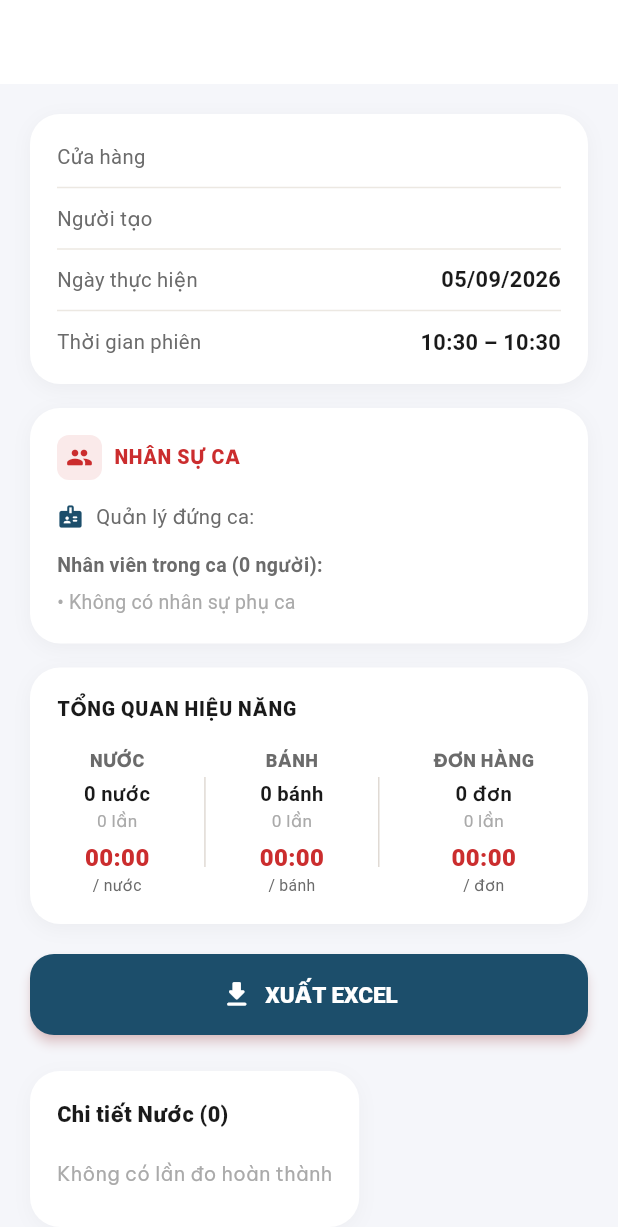
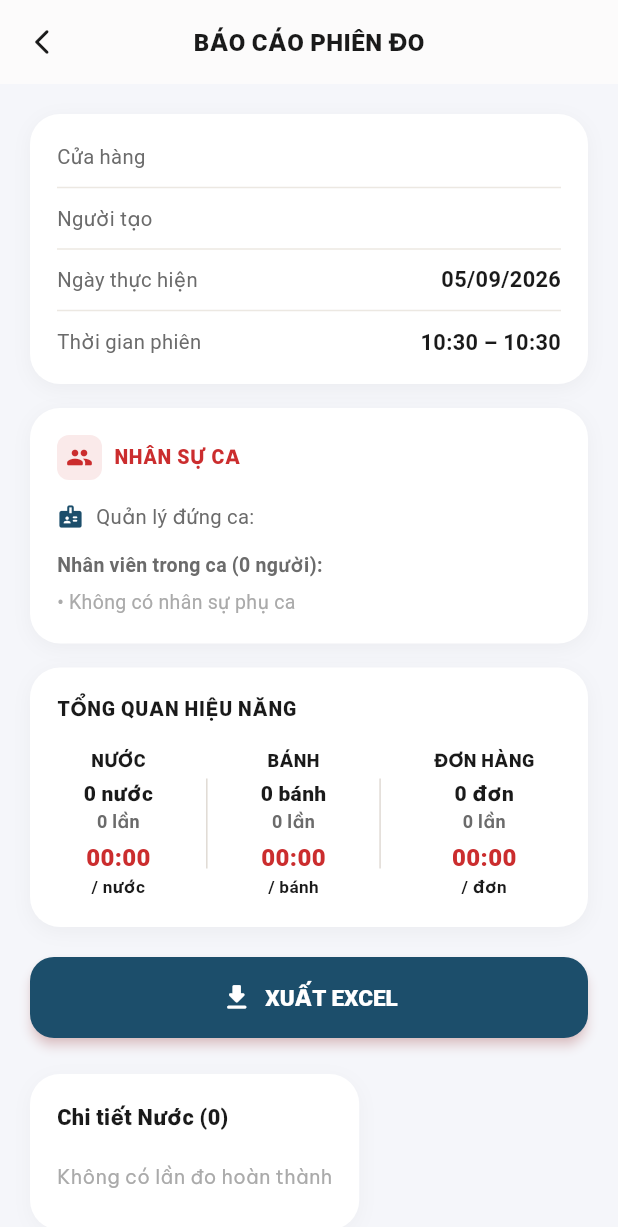
Before and after one commit to 2312741-sudo/do_hieu_nang_tram, a Flutter app: the ReportDetailScreen screen opened directly with empty values, on a phone screen of 412 x 824 dp. Shown: the top 1227 px of the screen. Run offline on Flutter 3.47's test engine with Material 3 defaults, Android fonts, the phone set to English and light mode, and no system bars; our stand-ins replace cloud_firestore, equatable, firebase_auth, firebase_core, flutter_riverpod, go_router and 3 more; missing offline and left inert: excel, universal_html; accounts and stored records are empty.

Commit message:
fix: resolve back button and order label contrast in report screens

```diff
--- a/lib/features/manager/screens/session_history_tab.dart
+++ b/lib/features/manager/screens/session_history_tab.dart
@@ -256,8 +256,9 @@ class _MiniMetric extends StatelessWidget {
       children: [
         Text(
           label,
-          style: const TextStyle(fontSize: 11, color: AppColors.textSecondary, fontFamily: 'BeVietnamPro'),
+          style: const TextStyle(fontSize: 11.5, fontWeight: FontWeight.w700, color: AppColors.neutral, fontFamily: 'BeVietnamPro'),
         ),
+        const SizedBox(height: 2),
         Text(
           value,
           style: const TextStyle(fontSize: 13.5, fontWeight: FontWeight.w800, fontFamily: 'BeVietnamPro', color: AppColors.neutral),
--- a/lib/features/owner/screens/owner_overview_tab.dart
+++ b/lib/features/owner/screens/owner_overview_tab.dart
@@ -462,7 +462,7 @@ class _MiniStat extends StatelessWidget {
   Widget build(BuildContext context) {
     return Column(
       children: [
-        Text(label, style: const TextStyle(fontSize: 12, color: AppColors.textSecondary, fontFamily: 'BeVietnamPro')),
+        Text(label, style: const TextStyle(fontSize: 12, fontWeight: FontWeight.w700, color: AppColors.neutral, fontFamily: 'BeVietnamPro')),
         const SizedBox(height: 2),
         Text(val, style: const TextStyle(fontSize: 16, fontWeight: FontWeight.w900, color: AppColors.neutral, fontFamily: 'BeVietnamPro')),
       ],
--- a/lib/features/owner/screens/owner_reports_tab.dart
+++ b/lib/features/owner/screens/owner_reports_tab.dart
@@ -460,7 +460,7 @@ class _ReportStat extends StatelessWidget {
       children: [
         Text(
           label,
-          style: const TextStyle(fontSize: 11, color: AppColors.textSecondary, fontFamily: 'BeVietnamPro'),
+          style: const TextStyle(fontSize: 11.5, fontWeight: FontWeight.w700, color: AppColors.neutral, fontFamily: 'BeVietnamPro'),
         ),
         Text(
           avg,
@@ -468,7 +468,7 @@ class _ReportStat extends StatelessWidget {
         ),
         Text(
           total,
-          style: const TextStyle(fontSize: 10.5, color: AppColors.textDisabled, fontFamily: 'BeVietnamPro'),
+          style: const TextStyle(fontSize: 11, fontWeight: FontWeight.w600, color: AppColors.textSecondary, fontFamily: 'BeVietnamPro'),
         ),
       ],
     );
--- a/lib/features/owner/screens/report_detail_screen.dart
+++ b/lib/features/owner/screens/report_detail_screen.dart
@@ -65,13 +65,20 @@ class _ReportDetailScreenState extends ConsumerState<ReportDetailScreen> {
       appBar: AppBar(
         backgroundColor: Colors.white,
         foregroundColor: AppColors.neutral,
-        elevation: 0,
+        elevation: 0.5,
+        leading: IconButton(
+          icon: const Icon(Icons.arrow_back_ios_new_rounded, color: AppColors.neutral, size: 20),
+          onPressed: () => Navigator.pop(context),
+        ),
+        iconTheme: const IconThemeData(color: AppColors.neutral),
         title: const Text(
           'BÁO CÁO PHIÊN ĐO',
           style: TextStyle(
-            fontSize: 17,
+            fontSize: 16,
             fontWeight: FontWeight.w800,
             fontFamily: 'BeVietnamPro',
+            color: AppColors.neutral,
+            letterSpacing: 0.3,
           ),
         ),
         centerTitle: true,
@@ -756,15 +763,15 @@ class _MetricSummaryItem extends StatelessWidget {
             fontSize: 12,
             fontWeight: FontWeight.w800,
             fontFamily: 'BeVietnamPro',
-            color: AppColors.textSecondary,
+            color: AppColors.neutral,
           ),
         ),
         const SizedBox(height: 4),
         Text(
           countStr,
           style: const TextStyle(
-            fontSize: 13.5,
-            fontWeight: FontWeight.w600,
+            fontSize: 14,
+            fontWeight: FontWeight.w800,
             fontFamily: 'BeVietnamPro',
             color: AppColors.neutral,
           ),
@@ -772,8 +779,9 @@ class _MetricSummaryItem extends StatelessWidget {
         Text(
           timesStr,
           style: const TextStyle(
-            fontSize: 11.5,
-            color: AppColors.textDisabled,
+            fontSize: 12,
+            fontWeight: FontWeight.w600,
+            color: AppColors.textSecondary,
             fontFamily: 'BeVietnamPro',
           ),
         ),
@@ -790,8 +798,9 @@ class _MetricSummaryItem extends StatelessWidget {
         Text(
           unit,
           style: const TextStyle(
-            fontSize: 10.5,
-            color: AppColors.textSecondary,
+            fontSize: 11.5,
+            fontWeight: FontWeight.w700,
+            color: AppColors.neutral,
             fontFamily: 'BeVietnamPro',
           ),
         ),
@@ -879,9 +888,10 @@ class _CategorySection extends StatelessWidget {
                             ? 'Mã: ${m.orderCode ?? ''}'
                             : '${m.quantity} ${category.label.toLowerCase()}',
                         style: const TextStyle(
-                          fontWeight: FontWeight.w600,
+                          fontWeight: FontWeight.w700,
                           fontSize: 13.5,
                           fontFamily: 'BeVietnamPro',
+                          color: AppColors.neutral,
                         ),
                       ),
                     ),
```
Also changed, not shown: lib/features/manager/screens/end_session_preview_screen.dart (+9 -2 lines), 1 other file.
